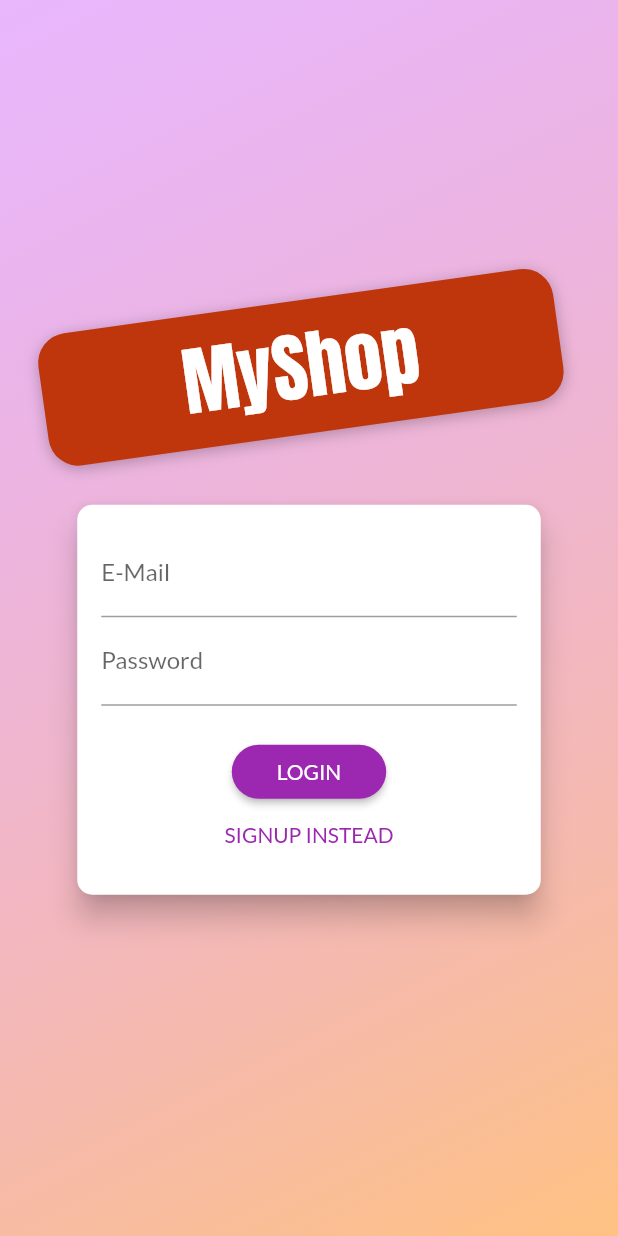
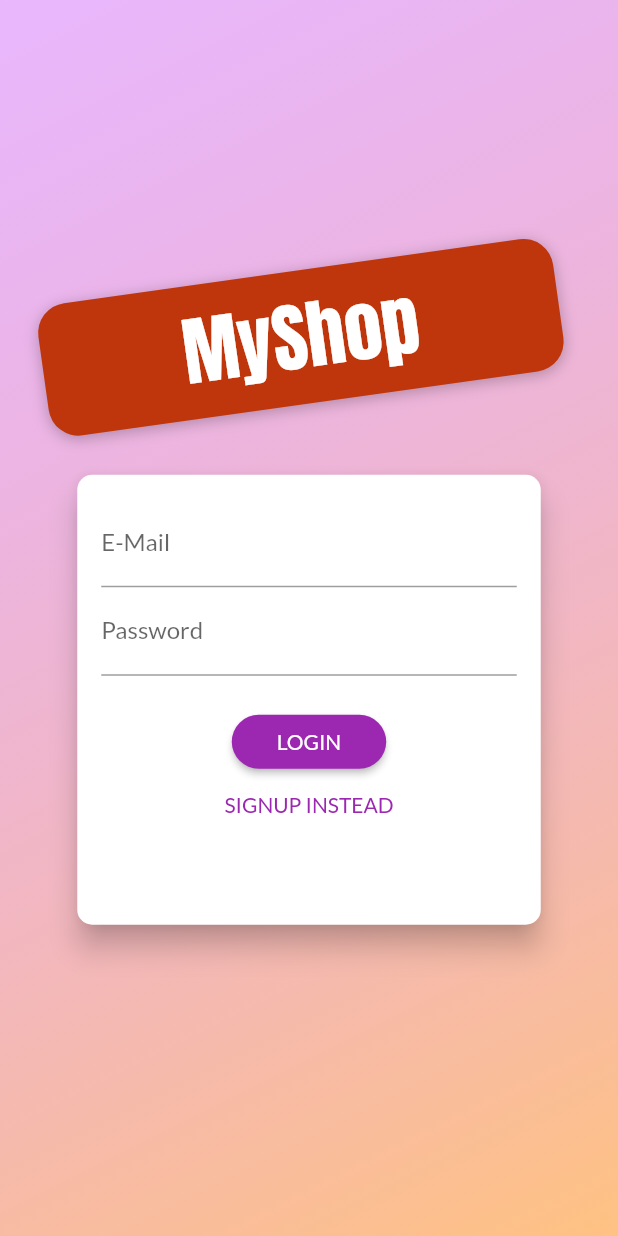
Before and after one commit to udscrick/shop_flutter, a Flutter app: the screen it shows after launch, on a phone screen of 412 x 824 dp. Run offline on Flutter 3.47's test engine with Material 2 defaults, Android fonts, the phone set to English and light mode, and no system bars; our stand-ins replace shared_preferences.

Commit message:
Animated Builder Approach

```diff
--- a/lib/screens/auth_screen.dart
+++ b/lib/screens/auth_screen.dart
@@ -93,7 +93,8 @@ class AuthCard extends StatefulWidget {
   _AuthCardState createState() => _AuthCardState();
 }
 
-class _AuthCardState extends State<AuthCard> {
+class _AuthCardState extends State<AuthCard>
+    with SingleTickerProviderStateMixin {
   final GlobalKey<FormState> _formKey = GlobalKey();
   AuthMode _authMode = AuthMode.Login;
   Map<String, String> _authData = {
@@ -102,20 +103,53 @@ class _AuthCardState extends State<AuthCard> {
   };
   var _isLoading = false;
   final _passwordController = TextEditingController();
+  AnimationController _controller;
+  Animation<Size> _heightAnimation;
 
-  void _showErrorDialog(message){
-    showDialog(context: context, builder: (ctx)=>AlertDialog(
+  @override
+  void initState() {
+    // TODO: implement initState
+    super.initState();
+    _controller = AnimationController(
+      vsync: this,
+      duration: Duration(milliseconds: 500),
+    );
+    _heightAnimation = Tween<Size>(
+            begin: Size(double.infinity, 300), end: Size(double.infinity, 360))
+        .animate(CurvedAnimation(
+            parent: _controller, curve: Curves.fastOutSlowIn));
+
+    //Option 1: Used when we are not using AnimationBuilder and constructing the animations ourselves
+    // _heightAnimation.addListener(()=>setState(() {
+
+    // }));
+  }
+
+  @override
+  void dispose() {
+    // TODO: implement dispose
+    super.dispose();
+    _controller.dispose();
+  }
+
+  void _showErrorDialog(message) {
+    showDialog(
+      context: context,
+      builder: (ctx) => AlertDialog(
         title: Text('An Error Occured'),
         content: Text(message),
         actions: [
-        TextButton(onPressed:(){ Navigator.of(ctx).pop();}, child: Text('Okay'))
+          TextButton(
+              onPressed: () {
+                Navigator.of(ctx).pop();
+              },
+              child: Text('Okay'))
         ],
-
-      ),);
+      ),
+    );
   }
 
-  Future<void> _submit() async{
-
+  Future<void> _submit() async {
     if (!_formKey.currentState.validate()) {
       // Invalid!
       return;
@@ -124,24 +158,25 @@ class _AuthCardState extends State<AuthCard> {
     setState(() {
       _isLoading = true;
     });
-    try{
+    try {
       if (_authMode == AuthMode.Login) {
         // Log user in
-       await Provider.of<Auth>(context,listen: false).signInUser(_authData["email"], _authData["password"]);
+        await Provider.of<Auth>(context, listen: false)
+            .signInUser(_authData["email"], _authData["password"]);
       } else {
         // Sign user up
-         await Provider.of<Auth>(context,listen: false).signUpUser(_authData["email"], _authData["password"]);
+        await Provider.of<Auth>(context, listen: false)
+            .signUpUser(_authData["email"], _authData["password"]);
       }
-    } on HttPExceptions catch(error){
+    } on HttPExceptions catch (error) {
       //To catch custom errors
       var errorMessage = 'Authentication Failed';
-     if(error.toString().contains('EMAIL_EXISTS')){
+      if (error.toString().contains('EMAIL_EXISTS')) {
         errorMessage = 'This Email Address is Already in Use.';
       }
       _showErrorDialog(errorMessage);
       //We can handle this similarly for all different error codes.
-    }
-    catch(error){
+    } catch (error) {
       //To catch generic errors
       var errorMessage = 'Could not authenicate user';
       _showErrorDialog(errorMessage);
@@ -157,10 +192,12 @@ class _AuthCardState extends State<AuthCard> {
       setState(() {
         _authMode = AuthMode.Signup;
       });
+      _controller.forward();//Used to start the animation
     } else {
       setState(() {
         _authMode = AuthMode.Login;
       });
+      _controller.reverse();
     }
   }
 
@@ -172,13 +209,19 @@ class _AuthCardState extends State<AuthCard> {
         borderRadius: BorderRadius.circular(10.0),
       ),
       elevation: 8.0,
-      child: Container(
-        height: _authMode == AuthMode.Signup ? 320 : 260,
-        constraints:
-            BoxConstraints(minHeight: _authMode == AuthMode.Signup ? 320 : 260),
+      //Option 2:Using AnimatedBuilder
+      child: AnimatedBuilder(animation: _heightAnimation,builder: (ctx,ch)=>Container(
+        // height: _authMode == AuthMode.Signup ? 320 : 260,
+        height: _heightAnimation.value.height,
+        constraints: BoxConstraints(
+            minHeight: _authMode == AuthMode.Signup
+                ? _heightAnimation.value.height
+                : 260),
         width: deviceSize.width * 0.75,
         padding: EdgeInsets.all(16.0),
-        child: Form(
+        child:ch //Will receive the FOrm that is passed below as the child of Animateduilder
+         ),
+        child:Form(
           key: _formKey,
           child: SingleChildScrollView(
             child: Column(
@@ -252,7 +295,8 @@ class _AuthCardState extends State<AuthCard> {
               ],
             ),
           ),
-        ),
+        )
+          ,
       ),
     );
   }
```
Lines whose indentation alone changed are shown as unchanged.
